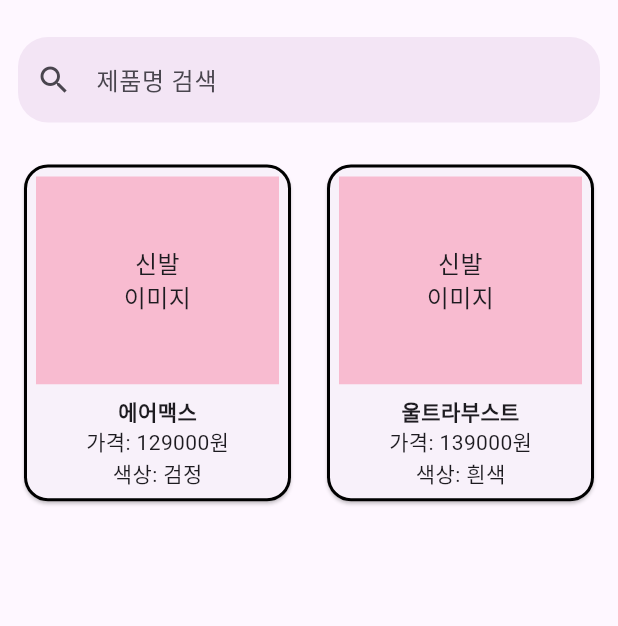
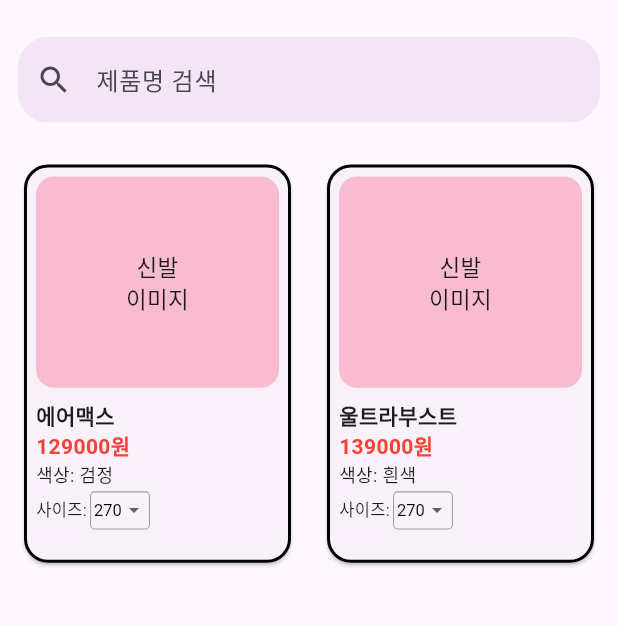
Before and after one commit to smitepaladin/shoeshop, a Flutter app: the Shoeslistpage screen opened directly, on a phone screen of 412 x 824 dp, the part 65-691 px from its top. Run offline on Flutter 3.47's test engine with Material 3 defaults, Android fonts, the phone set to English and light mode, and no system bars; our stand-ins replace flutter_map, geolocator, get, get_storage, latlong2, sqflite and 1 more; missing offline and left inert: remedi_kopo; accounts and stored records are empty.

Commit message:
5.8(권형) 상품 구매시 사이즈 추가
상품구매, 상품상세 페이지

```diff
--- a/team4shoeshop/lib/view/shoes_detail_page.dart
+++ b/team4shoeshop/lib/view/shoes_detail_page.dart
@@ -11,8 +11,13 @@ import 'edit_profile_page.dart';
 
 class ShoesDetailPage extends StatefulWidget {
   final Product product;
+  final int selectedSize;
 
-  const ShoesDetailPage({required this.product, super.key});
+  const ShoesDetailPage({
+    required this.product,
+    required this.selectedSize,
+    super.key,
+  });
 
   @override
   State<ShoesDetailPage> createState() => _ShoesDetailPageState();
@@ -114,6 +119,7 @@ class _ShoesDetailPageState extends State<ShoesDetailPage> {
       'product': widget.product,
       'quantity': selectedQuantity,
       'storeId': selectedStoreId,
+      'selectedSize': widget.selectedSize,
     });
   }
 
@@ -156,7 +162,7 @@ class _ShoesDetailPageState extends State<ShoesDetailPage> {
                   _buildInfoRow('상품명', widget.product.pname),
                   _buildInfoRow('브랜드', widget.product.pbrand),
                   _buildInfoRow('색깔', widget.product.pcolor),
-                  _buildInfoRow('SIZE', '${widget.product.psize}'),
+                  _buildInfoRow('SIZE', '${widget.selectedSize}'),
                   _buildDropdownRow('수량', selectedQuantity, widget.product.pstock, (value) {
                     setState(() {
                       selectedQuantity = value;
--- a/team4shoeshop/lib/view/shoeslistpage.dart
+++ b/team4shoeshop/lib/view/shoeslistpage.dart
@@ -95,6 +95,7 @@ class _ShoeslistpageState extends State<Shoeslistpage> {
   late List<Product> _products; // 전체 상품 목록
   late List<Product> _filteredProducts; // 검색 필터링된 상품 목록
   late String _searchText; // 검색어 텍스트
+  Map<String, int> selectedSizes = {}; // 제품별 선택된 사이즈 저장
 
   @override // 변수 초기화
   void initState() {
@@ -103,6 +104,133 @@ class _ShoeslistpageState extends State<Shoeslistpage> {
     _products = [];
     _filteredProducts = [];
     _searchText = '';
+  }
+
+  // 상품 카드 위젯 생성
+  Widget _buildProductCard(Product product) {
+    // 10단위 사이즈 리스트
+    final List<int> sizeOptions = List.generate(8, (index) => 220 + (index * 10));
+    // product.psize가 10단위가 아니면 가장 가까운 10단위로 보정
+    int defaultSize = ((product.psize / 10).round() * 10).clamp(220, 290);
+    int selectedSize = selectedSizes[product.pid] ?? defaultSize;
+    // 만약 selectedSize가 옵션에 없다면, 가장 가까운 값으로 대체
+    if (!sizeOptions.contains(selectedSize)) {
+      selectedSize = defaultSize;
+    }
+    return Card(
+      shape: RoundedRectangleBorder(
+        borderRadius: BorderRadius.circular(16),
+        side: BorderSide(color: Colors.black, width: 2),
+      ),
+      child: InkWell(
+        onTap: () {
+          Get.to(() => ShoesDetailPage(
+            product: product,
+            selectedSize: selectedSize,
+          ));
+        },
+        child: Padding(
+          padding: const EdgeInsets.all(8.0),
+          child: Column(
+            crossAxisAlignment: CrossAxisAlignment.start,
+            children: [
+              // 이미지 영역을 더 크게 (flex: 7)
+              Expanded(
+                flex: 7,
+                child: product.pimage.isNotEmpty
+                    ? ClipRRect(
+                        borderRadius: BorderRadius.circular(12),
+                        child: Image.memory(
+                          product.pimage,
+                          fit: BoxFit.cover,
+                          width: double.infinity,
+                        ),
+                      )
+                    : Container(
+                        decoration: BoxDecoration(
+                          color: Colors.pink[100],
+                          borderRadius: BorderRadius.circular(12),
+                        ),
+                        child: Center(
+                          child: Text(
+                            '신발\n이미지',
+                            textAlign: TextAlign.center,
+                            style: TextStyle(fontSize: 15),
+                          ),
+                        ),
+                      ),
+              ),
+              SizedBox(height: 8),
+              // 상품명, 가격, 색상
+              Expanded(
+                flex: 5,
+                child: Column(
+                  crossAxisAlignment: CrossAxisAlignment.start,
+                  children: [
+                    Text(
+                      product.pname,
+                      style: TextStyle(
+                        fontWeight: FontWeight.bold,
+                        fontSize: 14,
+                      ),
+                      maxLines: 1,
+                      overflow: TextOverflow.ellipsis,
+                    ),
+                    Text(
+                      '${product.pprice}원',
+                      style: TextStyle(
+                        color: Colors.red,
+                        fontWeight: FontWeight.bold,
+                      ),
+                    ),
+                    Text(
+                      '색상: ${product.pcolor}',
+                      style: TextStyle(fontSize: 12),
+                    ),
+                    SizedBox(height: 2),
+                    // 드롭다운 최소화
+                    Row(
+                      children: [
+                        Text('사이즈:', style: TextStyle(fontSize: 11)),
+                        SizedBox(width: 2),
+                        Container(
+                          padding: EdgeInsets.symmetric(horizontal: 2),
+                          decoration: BoxDecoration(
+                            border: Border.all(color: Colors.grey, width: 0.7),
+                            borderRadius: BorderRadius.circular(3),
+                          ),
+                          child: DropdownButton<int>(
+                            value: selectedSize,
+                            isDense: true,
+                            iconSize: 16,
+                            style: TextStyle(fontSize: 11, color: Colors.black),
+                            underline: SizedBox(),
+                            dropdownColor: Colors.white,
+                            items: sizeOptions
+                                .map((size) => DropdownMenuItem(
+                                      value: size,
+                                      child: Text('$size'),
+                                    ))
+                                .toList(),
+                            onChanged: (value) {
+                              if (value != null) {
+                                setState(() {
+                                  selectedSizes[product.pid] = value;
+                                });
+                              }
+                            },
+                          ),
+                        ),
+                      ],
+                    ),
+                  ],
+                ),
+              ),
+            ],
+          ),
+        ),
+      ),
+    );
   }
 
   // 드로우바 다른데서도 사용가능한 위젯으로 만듬 drawer: MainDrawer()
@@ -177,60 +305,11 @@ class _ShoeslistpageState extends State<Shoeslistpage> {
                     crossAxisCount: 2,
                     mainAxisSpacing: 16,
                     crossAxisSpacing: 16,
-                    childAspectRatio: 0.8,
+                    childAspectRatio: 0.68, // 이미지가 더 크게
                   ),
                   itemCount: _filteredProducts.length,
                   itemBuilder: (context, index) {
-                    final product = _filteredProducts[index];
-                    return GestureDetector(
-                      onTap: () {
-                        Get.to(() => ShoesDetailPage(product: product));
-                      },
-                      child: Card(
-                        shape: RoundedRectangleBorder(
-                          borderRadius: BorderRadius.circular(16),
-                          side: BorderSide(color: Colors.black, width: 2),
-                        ),
-                        child: Padding(
-                          padding: const EdgeInsets.all(8.0),
-                          child: Column(
-                            children: [
-                              Expanded(
-                                child:
-                                    product.pimage.isNotEmpty
-                                        ? ClipRRect(
-                                          borderRadius: BorderRadius.circular(
-                                            12,
-                                          ),
-                                          child: Image.memory(
-                                            product.pimage,
-                                            fit: BoxFit.cover,
-                                            width: double.infinity,
-                                          ),
-                                        )
-                                        : Container(
-                                          color: Colors.pink[100],
-                                          child: Center(
-                                            child: Text(
-                                              '신발\n이미지',
-                                              textAlign: TextAlign.center,
-                                              style: TextStyle(fontSize: 16),
-                                            ),
-                                          ),
-                                        ),
-                              ),
-                              SizedBox(height: 8),
-                              Text(
-                                product.pname,
-                                style: TextStyle(fontWeight: FontWeight.bold),
-                              ),
-                              Text('가격: ${product.pprice}원'),
-                              Text('색상: ${product.pcolor}'),
-                            ],
-                          ),
-                        ),
-                      ),
-                    );
+                    return _buildProductCard(_filteredProducts[index]);
                   },
                 );
               },
```
